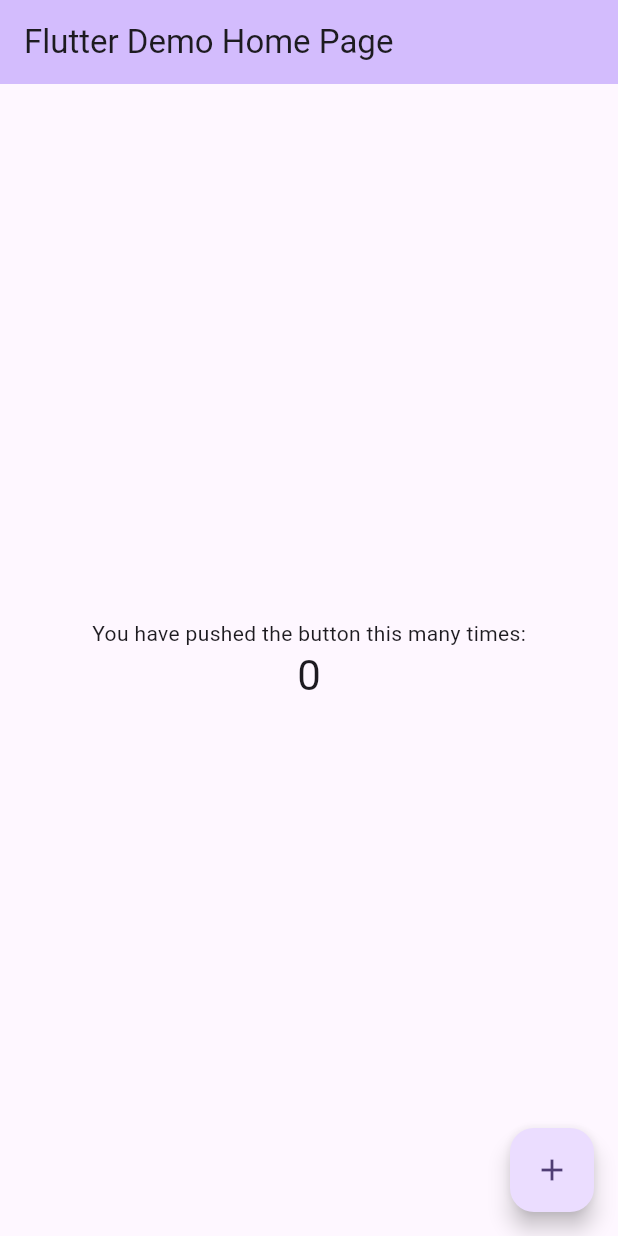
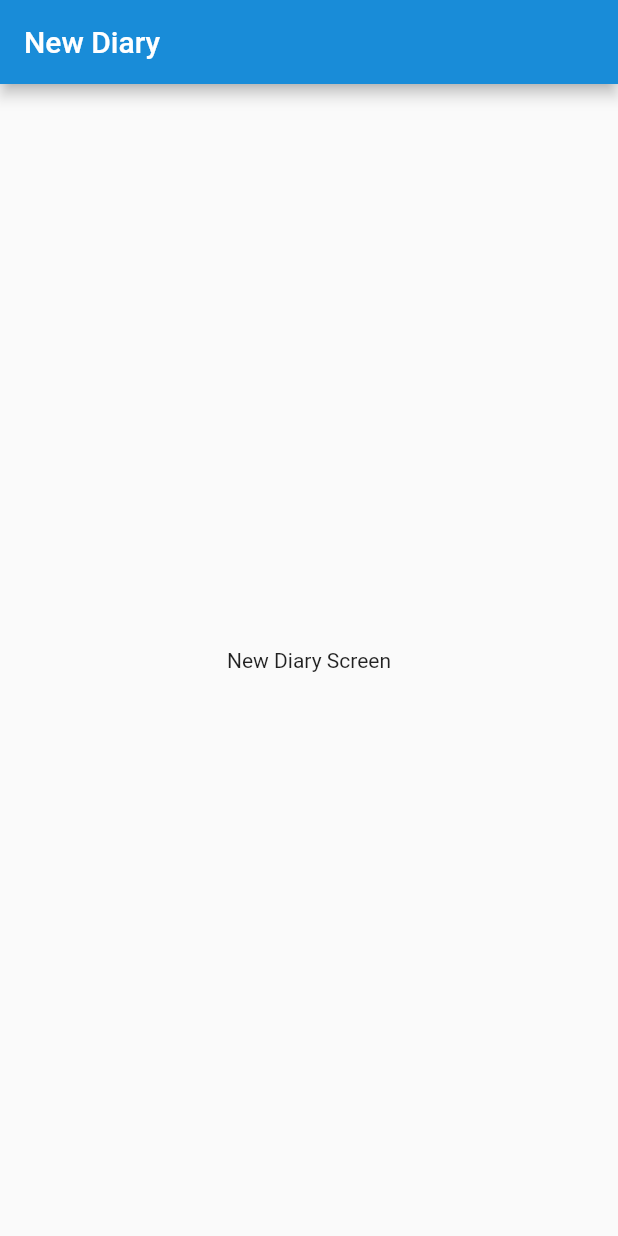
Before and after one commit to rayray199085/Martin-Pulgar-Demo, a Flutter app: the screen it shows after launch, on a phone screen of 412 x 824 dp. Run offline on Flutter 3.47's test engine with Material 2 defaults, Android fonts, the phone set to English and light mode, and no system bars; our stand-ins replace bloc, dio, equatable, flutter_bloc, get_it; generated files the repository leaves out were written again.

Commit message:
Update project structure

```diff
--- /dev/null
+++ b/l10n.yaml
@@ -0,0 +1,3 @@
+arb-dir: lib/l10n
+template-arb-file: intl_en.arb
+output-localization-file: app_localizations.dart
--- /dev/null
+++ b/lib/app.dart
@@ -0,0 +1,35 @@
+import 'package:flutter/material.dart';
+import 'package:flutter_localizations/flutter_localizations.dart';
+import 'package:flutter_gen/gen_l10n/app_localizations.dart';
+import 'package:martin_pulgar_demo/feature/screens/new_diary/new_diary_screen.dart';
+
+import 'core/theme/mpd_dark_theme.dart';
+import 'core/theme/mpd_light_theme.dart';
+
+class MyApp extends StatefulWidget {
+  const MyApp({super.key});
+
+  @override
+  State<MyApp> createState() => _MyAppState();
+}
+
+class _MyAppState extends State<MyApp> {
+  @override
+  Widget build(BuildContext context) {
+    return MaterialApp(
+      home: const NewDiaryScreen(),
+      theme: MspLightTheme.getThemeData,
+      darkTheme: MspDarkTheme.getThemeData,
+      themeMode: ThemeMode.light,
+      localizationsDelegates: const [
+        AppLocalizations.delegate,
+        GlobalMaterialLocalizations.delegate,
+        GlobalWidgetsLocalizations.delegate,
+        GlobalCupertinoLocalizations.delegate,
+      ],
+      supportedLocales: const [
+        Locale('en'), // English
+      ],
+    );
+  }
+}
--- /dev/null
+++ b/lib/core/network/request_method.dart
@@ -0,0 +1,6 @@
+enum RequestMethod {
+  get,
+  post,
+  delete,
+  put,
+}
--- /dev/null
+++ b/lib/core/network/web_services_constants.dart
@@ -0,0 +1,5 @@
+class WebServicesConstants {
+  static Duration connectTimeout = const Duration(seconds: 5);
+  static Duration receiveTimeout = const Duration(seconds: 3);
+  static Duration sendTimeout = const Duration(seconds: 5);
+}
--- /dev/null
+++ b/lib/core/theme/mpd_dark_theme.dart
@@ -0,0 +1,9 @@
+import 'package:flutter/material.dart';
+
+class MspDarkTheme {
+  static ThemeData get getThemeData {
+    return ThemeData(
+      primarySwatch: Colors.blue,
+    );
+  }
+}
--- /dev/null
+++ b/lib/core/theme/mpd_light_theme.dart
@@ -0,0 +1,25 @@
+import 'package:flutter/material.dart';
+
+class MspLightTheme {
+  static ThemeData get getThemeData {
+    return ThemeData(
+      appBarTheme: AppBarTheme(
+        backgroundColor: _primaryColor,
+      ),
+      textButtonTheme: TextButtonThemeData(
+        style: ButtonStyle(
+          foregroundColor: MaterialStateProperty.all(
+              _primaryColor), // Set the desired button color
+        ),
+      ),
+      bottomNavigationBarTheme: BottomNavigationBarThemeData(
+        selectedItemColor: _primaryColor,
+        unselectedItemColor:
+            _secondaryColor, // Set the desired selected icon color
+      ),
+    );
+  }
+
+  static Color _primaryColor = Color(0xFF198CD8);
+  static Color _secondaryColor = Color(0xFF555555);
+}
--- /dev/null
+++ b/lib/feature/screens/new_diary/cubit/new_diary_cubit.dart
@@ -0,0 +1,13 @@
+import 'package:bloc/bloc.dart';
+import 'package:equatable/equatable.dart';
+
+part 'new_diary_state.dart';
+
+class NewDiaryCubit extends Cubit<NewDiaryState> {
+  NewDiaryCubit() : super(NewDiaryLoading());
+
+  Future<void> loadData() async {
+    await Future.delayed(Duration(seconds: 3));
+    emit(NewDiaryLoaded());
+  }
+}
--- /dev/null
+++ b/lib/feature/screens/new_diary/cubit/new_diary_state.dart
@@ -0,0 +1,15 @@
+part of 'new_diary_cubit.dart';
+
+abstract class NewDiaryState extends Equatable {
+  const NewDiaryState();
+}
+
+class NewDiaryLoading extends NewDiaryState {
+  @override
+  List<Object> get props => [];
+}
+
+class NewDiaryLoaded extends NewDiaryState {
+  @override
+  List<Object> get props => [];
+}
--- /dev/null
+++ b/lib/feature/screens/new_diary/new_diary_screen.dart
@@ -0,0 +1,50 @@
+import 'package:flutter/material.dart';
+import 'package:flutter_bloc/flutter_bloc.dart';
+import 'package:martin_pulgar_demo/feature/screens/new_diary/cubit/new_diary_cubit.dart';
+
+class NewDiaryScreen extends StatelessWidget {
+  const NewDiaryScreen({super.key});
+
+  @override
+  Widget build(BuildContext context) {
+    return Scaffold(
+      appBar: AppBar(
+        title: const Text('New Diary'),
+      ),
+      body: BlocProvider(
+        create: (_) => NewDiaryCubit()..loadData(),
+        child: const NewDiaryBody(),
+      ),
+    );
+  }
+}
+
+@visibleForTesting
+class NewDiaryBody extends StatelessWidget {
+  const NewDiaryBody({super.key});
+
+  @override
+  Widget build(BuildContext context) {
+    return BlocBuilder<NewDiaryCubit, NewDiaryState>(
+      builder: (context, state) {
+        switch (state.runtimeType) {
+          case NewDiaryLoading:
+            return const Center(child: CircularProgressIndicator());
+          case NewDiaryLoaded:
+            return const Center(
+              child: Column(
+                mainAxisSize: MainAxisSize.min,
+                children: [
+                  Text(
+                    'New Diary Screen',
+                  ),
+                ],
+              ),
+            );
+          default:
+            return const SizedBox.shrink();
+        }
+      },
+    );
+  }
+}
--- /dev/null
+++ b/lib/l10n/intl_en.arb
@@ -0,0 +1,5 @@
+{
+    "home": "Home",
+    "homeScreen": "Home Screen",
+    "settings": "Settings"
+}
--- a/lib/main.dart
+++ b/lib/main.dart
@@ -1,125 +1,17 @@
+import 'package:martin_pulgar_demo/app.dart';
 import 'package:flutter/material.dart';
+import 'package:get_it/get_it.dart';
+import 'package:martin_pulgar_demo/core/network/web_services_manager.dart';
 
-void main() {
+final getIt = GetIt.instance;
+
+Future<void> main() async {
+  _setup();
   runApp(const MyApp());
 }
 
-class MyApp extends StatelessWidget {
-  const MyApp({super.key});
-
-  // This widget is the root of your application.
-  @override
-  Widget build(BuildContext context) {
-    return MaterialApp(
-      title: 'Flutter Demo',
-      theme: ThemeData(
-        // This is the theme of your application.
-        //
-        // TRY THIS: Try running your application with "flutter run". You'll see
-        // the application has a blue toolbar. Then, without quitting the app,
-        // try changing the seedColor in the colorScheme below to Colors.green
-        // and then invoke "hot reload" (save your changes or press the "hot
-        // reload" button in a Flutter-supported IDE, or press "r" if you used
-        // the command line to start the app).
-        //
-        // Notice that the counter didn't reset back to zero; the application
-        // state is not lost during the reload. To reset the state, use hot
-        // restart instead.
-        //
-        // This works for code too, not just values: Most code changes can be
-        // tested with just a hot reload.
-        colorScheme: ColorScheme.fromSeed(seedColor: Colors.deepPurple),
-        useMaterial3: true,
-      ),
-      home: const MyHomePage(title: 'Flutter Demo Home Page'),
-    );
-  }
+void _setup() {
+  WidgetsFlutterBinding.ensureInitialized();
+  getIt.registerSingleton<WebServicesManager>(WebServicesManager(),
+      signalsReady: true);
 }
-
-class MyHomePage extends StatefulWidget {
-  const MyHomePage({super.key, required this.title});
-
-  // This widget is the home page of your application. It is stateful, meaning
-  // that it has a State object (defined below) that contains fields that affect
-  // how it looks.
-
-  // This class is the configuration for the state. It holds the values (in this
-  // case the title) provided by the parent (in this case the App widget) and
-  // used by the build method of the State. Fields in a Widget subclass are
-  // always marked "final".
-
-  final String title;
-
-  @override
-  State<MyHomePage> createState() => _MyHomePageState();
-}
-
-class _MyHomePageState extends State<MyHomePage> {
-  int _counter = 0;
-
-  void _incrementCounter() {
-    setState(() {
-      // This call to setState tells the Flutter framework that something has
-      // changed in this State, which causes it to rerun the build method below
-      // so that the display can reflect the updated values. If we changed
-      // _counter without calling setState(), then the build method would not be
-      // called again, and so nothing would appear to happen.
-      _counter++;
-    });
-  }
-
-  @override
-  Widget build(BuildContext context) {
-    // This method is rerun every time setState is called, for instance as done
-    // by the _incrementCounter method above.
-    //
-    // The Flutter framework has been optimized to make rerunning build methods
-    // fast, so that you can just rebuild anything that needs updating rather
-    // than having to individually change instances of widgets.
-    return Scaffold(
-      appBar: AppBar(
-        // TRY THIS: Try changing the color here to a specific color (to
-        // Colors.amber, perhaps?) and trigger a hot reload to see the AppBar
-        // change color while the other colors stay the same.
-        backgroundColor: Theme.of(context).colorScheme.inversePrimary,
-        // Here we take the value from the MyHomePage object that was created by
-        // the App.build method, and use it to set our appbar title.
-        title: Text(widget.title),
-      ),
-      body: Center(
-        // Center is a layout widget. It takes a single child and positions it
-        // in the middle of the parent.
-        child: Column(
-          // Column is also a layout widget. It takes a list of children and
-          // arranges them vertically. By default, it sizes itself to fit its
-          // children horizontally, and tries to be as tall as its parent.
-          //
-          // Column has various properties to control how it sizes itself and
-          // how it positions its children. Here we use mainAxisAlignment to
-          // center the children vertically; the main axis here is the vertical
-          // axis because Columns are vertical (the cross axis would be
-          // horizontal).
-          //
-          // TRY THIS: Invoke "debug painting" (choose the "Toggle Debug Paint"
-          // action in the IDE, or press "p" in the console), to see the
-          // wireframe for each widget.
-          mainAxisAlignment: MainAxisAlignment.center,
-          children: <Widget>[
-            const Text(
-              'You have pushed the button this many times:',
-            ),
-            Text(
-              '$_counter',
-              style: Theme.of(context).textTheme.headlineMedium,
-            ),
-          ],
-        ),
-      ),
-      floatingActionButton: FloatingActionButton(
-        onPressed: _incrementCounter,
-        tooltip: 'Increment',
-        child: const Icon(Icons.add),
-      ), // This trailing comma makes auto-formatting nicer for build methods.
-    );
-  }
-}
```
Also changed, not shown: lib/core/network/request_model.dart (added, +49 -0 lines), lib/core/network/web_services_exception.dart (added, +21 -0 lines), lib/core/network/web_services_manager.dart (added, +77 -0 lines), pubspec.yaml (+17 -70 lines), lib/generated/intl/messages_all.dart (added), lib/generated/intl/messages_en.dart (added), lib/generated/l10n.dart (added), 2 other files.
